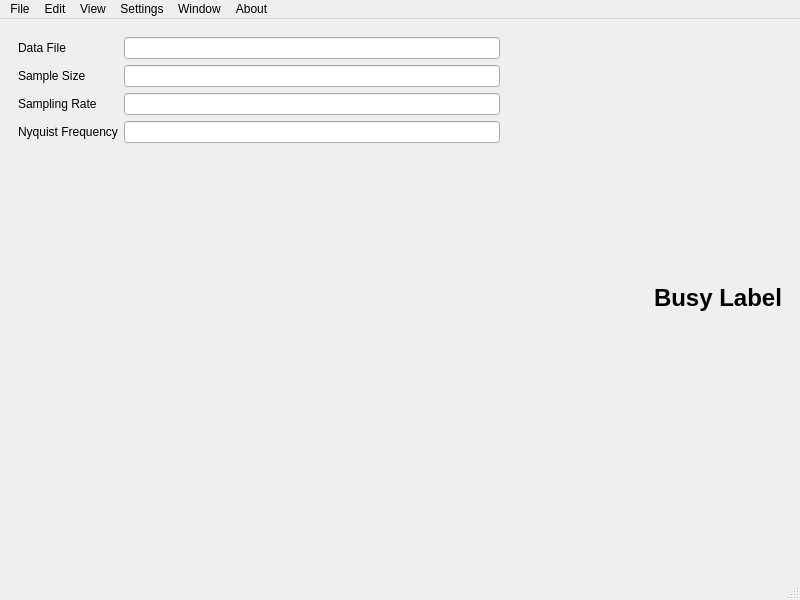
This is ui_main.ui in fjpereny/freeFFT as Qt 5 draws it before an edit. The edited form follows.
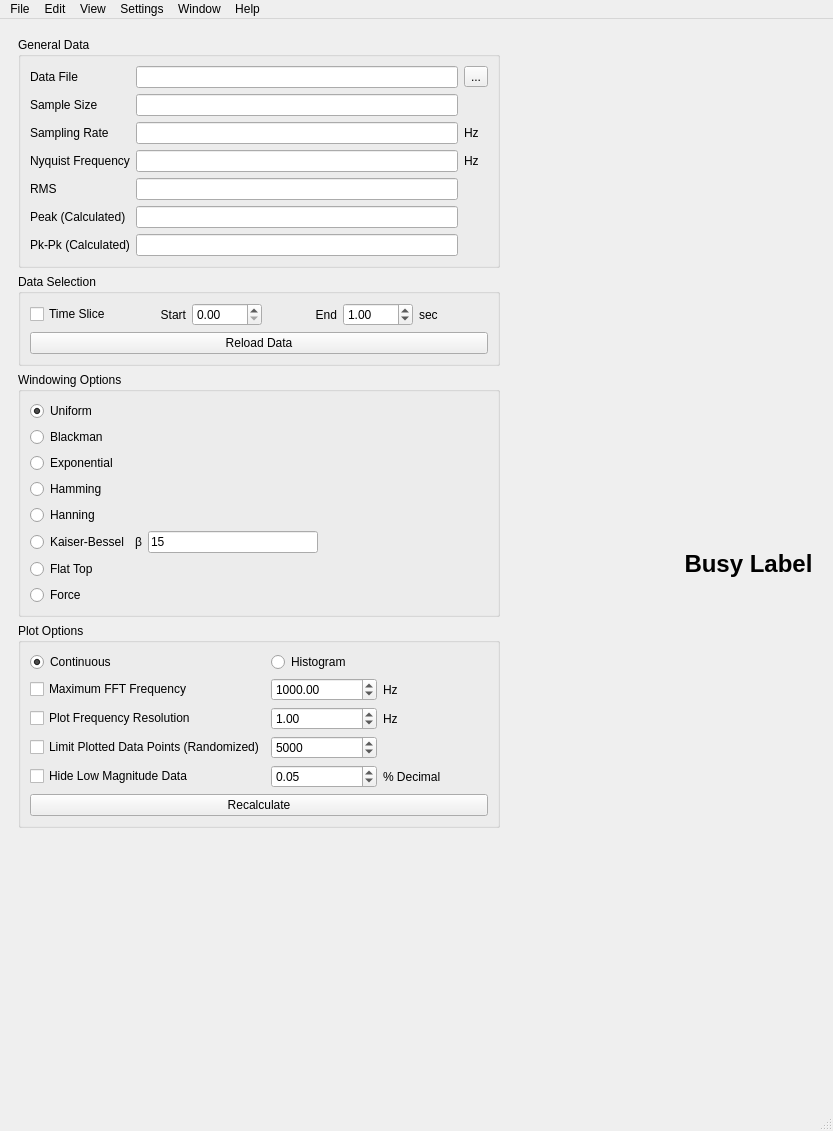
This is the edited form.

Diff of the .ui file:
```diff
--- a/ui_main.ui
+++ b/ui_main.ui
@@ -6,8 +6,8 @@
    <rect>
     <x>0</x>
     <y>0</y>
-    <width>800</width>
-    <height>600</height>
+    <width>833</width>
+    <height>1131</height>
    </rect>
   </property>
   <property name="windowTitle">
@@ -33,17 +33,62 @@
        <item>
         <layout class="QVBoxLayout" name="verticalLayout">
          <item>
-          <layout class="QHBoxLayout" name="horizontalLayout_5"/>
-         </item>
+          <widget class="QGroupBox" name="groupBox_2">
+           <property name="title">
+            <string>General Data</string>
+           </property>
+           <layout class="QVBoxLayout" name="verticalLayout_2">
          <item>
           <layout class="QGridLayout" name="gridLayout">
-           <item row="6" column="0">
+              <item row="7" column="1">
+               <widget class="QLineEdit" name="lineEditNyquist">
+                <property name="readOnly">
+                 <bool>true</bool>
+                </property>
+               </widget>
+              </item>
+              <item row="3" column="2">
+               <widget class="QToolButton" name="toolButtonDataFile">
+                <property name="text">
+                 <string>...</string>
+                </property>
+               </widget>
+              </item>
+              <item row="8" column="0">
+               <widget class="QLabel" name="label_2">
+                <property name="text">
+                 <string>RMS</string>
+                </property>
+               </widget>
+              </item>
+              <item row="9" column="0">
+               <widget class="QLabel" name="label_6">
+                <property name="text">
+                 <string>Peak (Calculated)</string>
+                </property>
+               </widget>
+              </item>
+              <item row="6" column="2">
+               <widget class="QLabel" name="label_3">
+                <property name="text">
+                 <string>Hz</string>
+                </property>
+               </widget>
+              </item>
+              <item row="7" column="0">
             <widget class="QLabel" name="labelNyquistFreq">
              <property name="text">
               <string>Nyquist Frequency</string>
              </property>
             </widget>
            </item>
+              <item row="5" column="1">
+               <widget class="QLineEdit" name="lineEditSampleSize">
+                <property name="readOnly">
+                 <bool>true</bool>
+                </property>
+               </widget>
+              </item>
            <item row="3" column="1">
             <widget class="QLineEdit" name="lineEditDataFile">
              <property name="maximumSize">
@@ -57,14 +102,14 @@
              </property>
             </widget>
            </item>
-           <item row="4" column="0">
+              <item row="5" column="0">
             <widget class="QLabel" name="labelSampleSize">
              <property name="text">
               <string>Sample Size</string>
              </property>
             </widget>
            </item>
-           <item row="5" column="0">
+              <item row="6" column="0">
             <widget class="QLabel" name="labelSamplingRate">
              <property name="maximumSize">
               <size>
@@ -77,6 +122,13 @@
              </property>
             </widget>
            </item>
+              <item row="6" column="1">
+               <widget class="QLineEdit" name="lineEditSamplingRate">
+                <property name="readOnly">
+                 <bool>true</bool>
+                </property>
+               </widget>
+              </item>
            <item row="3" column="0">
             <widget class="QLabel" name="labelFileName">
              <property name="text">
@@ -84,28 +136,333 @@
              </property>
             </widget>
            </item>
+              <item row="7" column="2">
+               <widget class="QLabel" name="label_4">
+                <property name="text">
+                 <string>Hz</string>
+                </property>
+               </widget>
+              </item>
+              <item row="10" column="0">
+               <widget class="QLabel" name="label_7">
+                <property name="text">
+                 <string>Pk-Pk (Calculated)</string>
+                </property>
+               </widget>
+              </item>
+              <item row="8" column="1">
+               <widget class="QLineEdit" name="lineEditRMS">
+                <property name="readOnly">
+                 <bool>true</bool>
+                </property>
+               </widget>
+              </item>
+              <item row="9" column="1">
+               <widget class="QLineEdit" name="lineEditPeak">
+                <property name="readOnly">
+                 <bool>true</bool>
+                </property>
+               </widget>
+              </item>
+              <item row="10" column="1">
+               <widget class="QLineEdit" name="lineEditPkPk">
+                <property name="readOnly">
+                 <bool>true</bool>
+                </property>
+               </widget>
+              </item>
+             </layout>
+            </item>
+           </layout>
+          </widget>
+         </item>
+         <item>
+          <layout class="QHBoxLayout" name="horizontalLayout_5"/>
+         </item>
+         <item>
+          <widget class="QGroupBox" name="groupBox_4">
+           <property name="title">
+            <string>Data Selection</string>
+           </property>
+           <layout class="QVBoxLayout" name="verticalLayout_5">
+            <item>
+             <layout class="QGridLayout" name="gridLayout_4">
+              <item row="0" column="4">
+               <widget class="QDoubleSpinBox" name="doubleSpinBoxEndTime">
+                <property name="value">
+                 <double>1.000000000000000</double>
+                </property>
+               </widget>
+              </item>
+              <item row="0" column="3">
+               <widget class="QLabel" name="label_11">
+                <property name="text">
+                 <string>End</string>
+                </property>
+                <property name="alignment">
+                 <set>Qt::AlignRight|Qt::AlignTrailing|Qt::AlignVCenter</set>
+                </property>
+               </widget>
+              </item>
+              <item row="0" column="2">
+               <widget class="QDoubleSpinBox" name="doubleSpinBoxStartTime"/>
+              </item>
+              <item row="0" column="0">
+               <widget class="QCheckBox" name="checkBoxTimeSlice">
+                <property name="text">
+                 <string>Time Slice</string>
+                </property>
+               </widget>
+              </item>
+              <item row="0" column="1">
+               <widget class="QLabel" name="label_10">
+                <property name="text">
+                 <string>Start</string>
+                </property>
+                <property name="alignment">
+                 <set>Qt::AlignRight|Qt::AlignTrailing|Qt::AlignVCenter</set>
+                </property>
+               </widget>
+              </item>
+              <item row="0" column="5">
+               <widget class="QLabel" name="label_12">
+                <property name="text">
+                 <string>sec</string>
+                </property>
+               </widget>
+              </item>
+             </layout>
+            </item>
+            <item>
+             <widget class="QPushButton" name="pushButtonReload">
+              <property name="text">
+               <string>Reload Data</string>
+              </property>
+             </widget>
+            </item>
+           </layout>
+          </widget>
+         </item>
+         <item>
+          <widget class="QGroupBox" name="groupBox">
+           <property name="title">
+            <string>Windowing Options</string>
+           </property>
+           <layout class="QGridLayout" name="gridLayout_2">
+            <item row="2" column="0">
+             <widget class="QRadioButton" name="radioButton_7">
+              <property name="text">
+               <string>Exponential</string>
+              </property>
+             </widget>
+            </item>
+            <item row="1" column="0">
+             <widget class="QRadioButton" name="radioButtonBlackman">
+              <property name="text">
+               <string>Blackman</string>
+              </property>
+             </widget>
+            </item>
+            <item row="8" column="0">
+             <widget class="QRadioButton" name="radioButton_8">
+              <property name="text">
+               <string>Flat Top</string>
+              </property>
+             </widget>
+            </item>
+            <item row="6" column="1">
+             <widget class="QLabel" name="label">
+              <property name="text">
+               <string>β</string>
+              </property>
+             </widget>
+            </item>
+            <item row="5" column="0">
+             <widget class="QRadioButton" name="radioButtonHanning">
+              <property name="text">
+               <string>Hanning</string>
+              </property>
+             </widget>
+            </item>
+            <item row="6" column="0">
+             <widget class="QRadioButton" name="radioButtonKaiser">
+              <property name="text">
+               <string>Kaiser-Bessel</string>
+              </property>
+             </widget>
+            </item>
+            <item row="0" column="0">
+             <widget class="QRadioButton" name="radioButtonUniform">
+              <property name="text">
+               <string>Uniform</string>
+              </property>
+              <property name="checked">
+               <bool>true</bool>
+              </property>
+             </widget>
+            </item>
+            <item row="9" column="0">
+             <widget class="QRadioButton" name="radioButton_5">
+              <property name="text">
+               <string>Force</string>
+              </property>
+             </widget>
+            </item>
+            <item row="6" column="2">
+             <widget class="QLineEdit" name="lineEditKaiserBeta">
+              <property name="text">
+               <string>15</string>
+              </property>
+             </widget>
+            </item>
+            <item row="3" column="0">
+             <widget class="QRadioButton" name="radioButtonHamming">
+              <property name="text">
+               <string>Hamming</string>
+              </property>
+             </widget>
+            </item>
+            <item row="6" column="3">
+             <spacer name="horizontalSpacer">
+              <property name="orientation">
+               <enum>Qt::Horizontal</enum>
+              </property>
+              <property name="sizeHint" stdset="0">
+               <size>
+                <width>40</width>
+                <height>20</height>
+               </size>
+              </property>
+             </spacer>
+            </item>
+           </layout>
+          </widget>
+         </item>
+         <item>
+          <widget class="QGroupBox" name="groupBox_3">
+           <property name="title">
+            <string>Plot Options</string>
+           </property>
+           <layout class="QVBoxLayout" name="verticalLayout_4">
+            <item>
+             <layout class="QGridLayout" name="gridLayout_3">
+              <item row="3" column="2">
+               <widget class="QLabel" name="label_5">
+                <property name="text">
+                 <string>Hz</string>
+                </property>
+               </widget>
+              </item>
+              <item row="3" column="1">
+               <widget class="QDoubleSpinBox" name="doubleSpinBoxPlotFreqResolution">
+                <property name="minimum">
+                 <double>0.010000000000000</double>
+                </property>
+                <property name="maximum">
+                 <double>1000.000000000000000</double>
+                </property>
+                <property name="value">
+                 <double>1.000000000000000</double>
+                </property>
+               </widget>
+              </item>
            <item row="4" column="1">
-            <widget class="QLineEdit" name="lineEditSampleSize">
-             <property name="readOnly">
-              <bool>true</bool>
+               <widget class="QSpinBox" name="spinBoxMaxPlottedPoints">
+                <property name="maximum">
+                 <number>50000</number>
+                </property>
+                <property name="value">
+                 <number>5000</number>
+                </property>
+               </widget>
+              </item>
+              <item row="4" column="0">
+               <widget class="QCheckBox" name="checkBoxLimitPlottedPoints">
+                <property name="text">
+                 <string>Limit Plotted Data Points (Randomized)</string>
+                </property>
+               </widget>
+              </item>
+              <item row="2" column="0">
+               <widget class="QCheckBox" name="checkBoxMaxPlotFreq">
+                <property name="text">
+                 <string>Maximum FFT Frequency</string>
              </property>
             </widget>
            </item>
            <item row="5" column="1">
-            <widget class="QLineEdit" name="lineEditSamplingRate">
-             <property name="readOnly">
-              <bool>true</bool>
+               <widget class="QDoubleSpinBox" name="doubleSpinBoxHideLowMagData">
+                <property name="value">
+                 <double>0.050000000000000</double>
              </property>
             </widget>
            </item>
-           <item row="6" column="1">
-            <widget class="QLineEdit" name="lineEditNyquist">
-             <property name="readOnly">
+              <item row="2" column="1">
+               <widget class="QDoubleSpinBox" name="doubleSpinBoxMaxPlotFreq">
+                <property name="maximum">
+                 <double>100000.000000000000000</double>
+                </property>
+                <property name="value">
+                 <double>1000.000000000000000</double>
+                </property>
+               </widget>
+              </item>
+              <item row="5" column="0">
+               <widget class="QCheckBox" name="checkBoxHideLowMagData">
+                <property name="text">
+                 <string>Hide Low Magnitude Data</string>
+                </property>
+               </widget>
+              </item>
+              <item row="2" column="2">
+               <widget class="QLabel" name="label_9">
+                <property name="text">
+                 <string>Hz</string>
+                </property>
+               </widget>
+              </item>
+              <item row="3" column="0">
+               <widget class="QCheckBox" name="checkBoxPlotFreqRes">
+                <property name="text">
+                 <string>Plot Frequency Resolution</string>
+                </property>
+               </widget>
+              </item>
+              <item row="5" column="2">
+               <widget class="QLabel" name="label_8">
+                <property name="text">
+                 <string>% Decimal</string>
+                </property>
+               </widget>
+              </item>
+              <item row="6" column="0" colspan="3">
+               <widget class="QPushButton" name="pushButtonRecalculate">
+                <property name="text">
+                 <string>Recalculate</string>
+                </property>
+               </widget>
+              </item>
+              <item row="1" column="0">
+               <widget class="QRadioButton" name="radioButtonChartContinuous">
+                <property name="text">
+                 <string>Continuous</string>
+                </property>
+                <property name="checked">
               <bool>true</bool>
              </property>
             </widget>
            </item>
-          </layout>
+              <item row="1" column="1">
+               <widget class="QRadioButton" name="radioButtonChartHistogram">
+                <property name="text">
+                 <string>Histogram</string>
+                </property>
+               </widget>
+              </item>
+             </layout>
+            </item>
+           </layout>
+          </widget>
          </item>
          <item>
           <spacer name="verticalSpacer">
@@ -151,7 +508,7 @@
     <rect>
      <x>0</x>
      <y>0</y>
-     <width>800</width>
+     <width>833</width>
      <height>30</height>
     </rect>
    </property>
@@ -193,7 +550,7 @@
    </widget>
    <widget class="QMenu" name="menuAbout">
     <property name="title">
-     <string>About</string>
+     <string>Help</string>
     </property>
    </widget>
    <addaction name="menuFile"/>
```
Left out of the diff: 8 changed lines with no effect on the pictures. Lines whose indentation alone changed are shown as unchanged.
